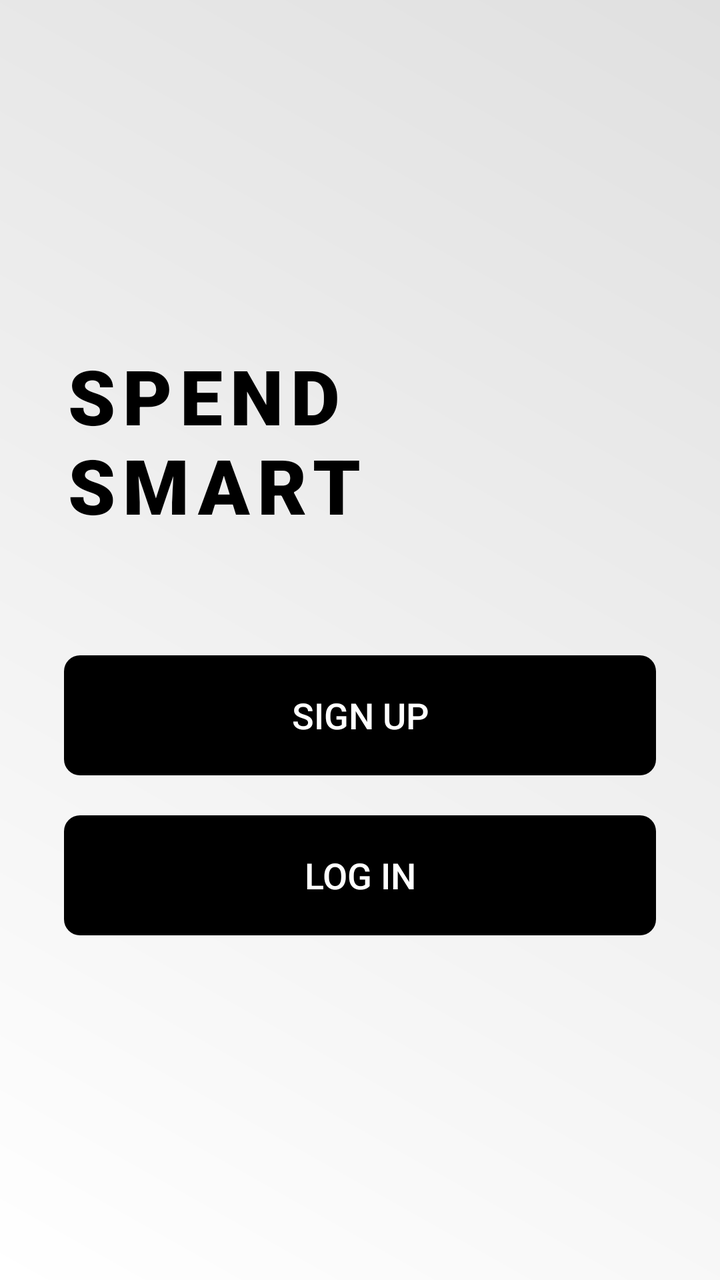
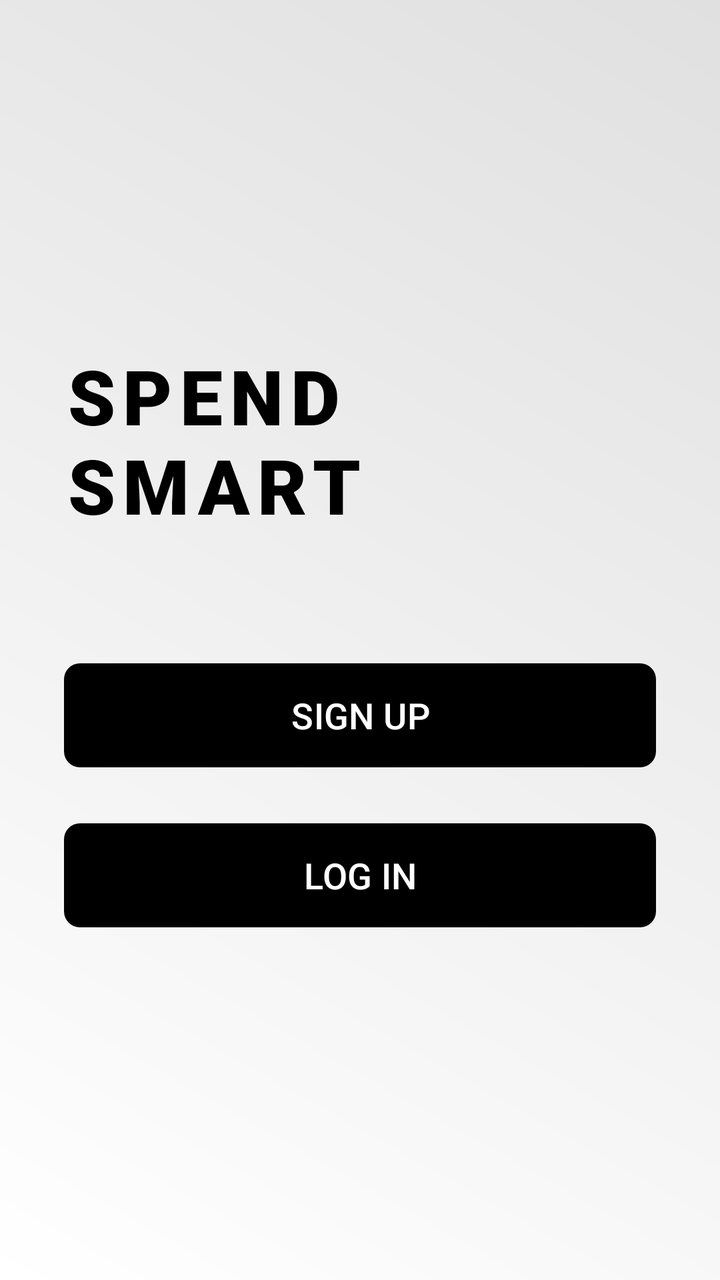

Compare the two renders of this Android layout. The source of the first and the diff that turns it into the second are given below.
<!-- AndroidManifest.xml: application theme Theme.SpendSmart -->
<!-- res/layout/activity_auth.xml -->
<?xml version="1.0" encoding="utf-8"?>
<RelativeLayout xmlns:android="http://schemas.android.com/apk/res/android"
    android:layout_width="match_parent"
    android:layout_height="match_parent"
    android:background="@drawable/splash_background"
    android:padding="32dp">

    <LinearLayout
        android:layout_width="match_parent"
        android:layout_height="wrap_content"
        android:layout_centerInParent="true"
        android:orientation="vertical"
        android:gravity="center_horizontal">

        <TextView
            android:id="@+id/appName"
            android:layout_width="wrap_content"
            android:layout_height="wrap_content"
            android:text="SPEND SMART"
            android:textColor="#000000"
            android:textSize="38sp"
            android:textStyle="bold"
            android:letterSpacing="0.1"
            android:fontFamily="sans-serif-black"
            android:layout_marginBottom="60dp" />

        <Button
            android:id="@+id/button_signup"
            android:layout_width="match_parent"
            android:layout_height="60dp"
            android:text="SIGN UP"
            android:textColor="#FFFFFF"
            android:textSize="18sp"
            android:background="@drawable/black_button_background"
            android:layout_marginBottom="20dp"
            android:fontFamily="sans-serif-medium"
            android:stateListAnimator="@null" /> <Button
        android:id="@+id/button_login"
        android:layout_width="match_parent"
        android:layout_height="60dp"
        android:text="LOG IN"
        android:textColor="#FFFFFF"
        android:textSize="18sp"
        android:background="@drawable/black_button_background"
        android:fontFamily="sans-serif-medium"
        android:stateListAnimator="@null" />

    </LinearLayout>

</RelativeLayout>
<!-- resources referenced by this layout -->
<resources>
  <!-- drawable black_button_background (drawable) -->
  <?xml version="1.0" encoding="utf-8"?>
  
  <shape xmlns:android="http://schemas.android.com/apk/res/android">
      <solid android:color="#000000" /> <corners android:radius="8dp" /> </shape>
  <!-- drawable splash_background (drawable) -->
  <?xml version="1.0" encoding="utf-8"?>
  
  <shape xmlns:android="http://schemas.android.com/apk/res/android"
      android:shape="rectangle">
  
      <gradient
          android:startColor="#FFFFFF"
          android:endColor="#E0E0E0"
          android:angle="45" />
  
  </shape>
  <style name="Theme.SpendSmart" parent="Base.Theme.SpendSmart" />
  <style name="Base.Theme.SpendSmart" parent="Theme.Material3.DayNight.NoActionBar">
          
          
      </style>
</resources>

<!-- the commit's change to res/layout/activity_auth.xml (unified diff, before → after) -->
@@ -1,5 +1,6 @@
 <?xml version="1.0" encoding="utf-8"?>
 <RelativeLayout xmlns:android="http://schemas.android.com/apk/res/android"
+    xmlns:app="http://schemas.android.com/apk/res-auto"
     android:layout_width="match_parent"
     android:layout_height="match_parent"
     android:background="@drawable/splash_background"
@@ -24,26 +25,30 @@
             android:fontFamily="sans-serif-black"
             android:layout_marginBottom="60dp" />
 
-        <Button
+        <com.google.android.material.button.MaterialButton
             android:id="@+id/button_signup"
             android:layout_width="match_parent"
             android:layout_height="60dp"
             android:text="SIGN UP"
             android:textColor="#FFFFFF"
             android:textSize="18sp"
-            android:background="@drawable/black_button_background"
+            app:backgroundTint="#000000"
             android:layout_marginBottom="20dp"
             android:fontFamily="sans-serif-medium"
-            android:stateListAnimator="@null" /> <Button
-        android:id="@+id/button_login"
-        android:layout_width="match_parent"
-        android:layout_height="60dp"
-        android:text="LOG IN"
-        android:textColor="#FFFFFF"
-        android:textSize="18sp"
-        android:background="@drawable/black_button_background"
-        android:fontFamily="sans-serif-medium"
-        android:stateListAnimator="@null" />
+            android:stateListAnimator="@null"
+            app:cornerRadius="8dp" />
+
+        <com.google.android.material.button.MaterialButton
+            android:id="@+id/button_login"
+            android:layout_width="match_parent"
+            android:layout_height="60dp"
+            android:text="LOG IN"
+            android:textColor="#FFFFFF"
+            android:textSize="18sp"
+            app:backgroundTint="#000000"
+            android:fontFamily="sans-serif-medium"
+            android:stateListAnimator="@null"
+            app:cornerRadius="8dp" />
 
     </LinearLayout>
 
<!-- resource entries referenced after the edit -->
@@ -1,10 +1,5 @@
 <!-- resources referenced by this layout -->
 <resources>
-  <!-- drawable black_button_background (drawable) -->
-  <?xml version="1.0" encoding="utf-8"?>
-  
-  <shape xmlns:android="http://schemas.android.com/apk/res/android">
-      <solid android:color="#000000" /> <corners android:radius="8dp" /> </shape>
   <!-- drawable splash_background (drawable) -->
   <?xml version="1.0" encoding="utf-8"?>
   
